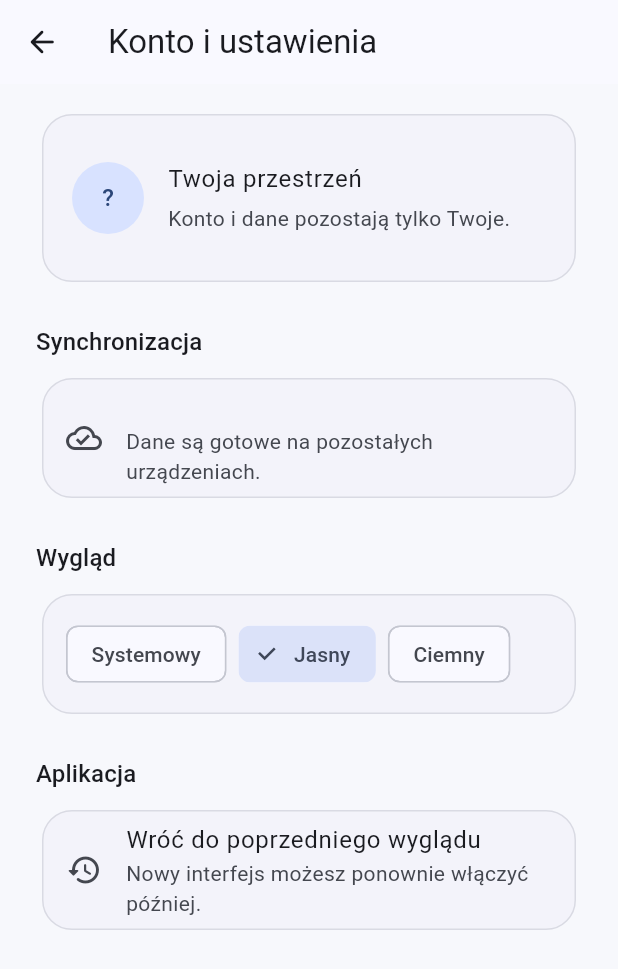
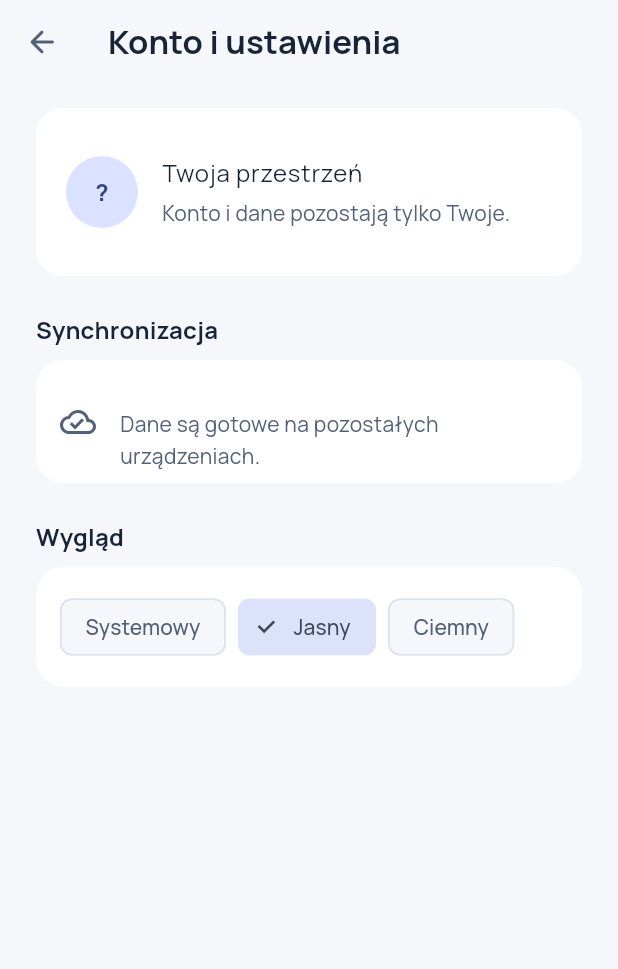
Before and after one commit to Adi7331/Moja-APKA-TASK-TO-DO, a Flutter app: the RemasterSettingsScreen screen opened directly with empty values, on a phone screen of 412 x 824 dp. Shown: the top 969 px of the screen. Run offline on Flutter 3.47's test engine with Material 3 defaults, Android fonts, the phone set to English and light mode, and no system bars; our stand-ins replace file_picker, flutter_dotenv, flutter_local_notifications, flutter_timezone, shared_preferences, supabase_flutter and 1 more; accounts and stored records are empty.

Commit message:
Make remastered interface the default

```diff
--- a/lib/main.dart
+++ b/lib/main.dart
@@ -79,7 +79,7 @@
   bool _notesCloudAvailable = false;
   bool _foldersCloudAvailable = false;
   bool _notesMode = false;
-  bool _remasterPreview = false;
+  bool _remasterPreview = true;
   String _syncStatus = 'Lokalnie';
   late Future<void> _localRestoreFuture;
   late Future<void> _localNotesRestoreFuture;
@@ -158,7 +158,7 @@
     setState(() {
       _localStore = store;
       _themeMode = _themeModeFromStorage(preferences.getString('theme_mode'));
-      _remasterPreview = preferences.getBool('ui_remaster_v2') ?? false;
+      _remasterPreview = true;
       if (storedTasks.isNotEmpty) {
         tasks
           ..clear()
--- a/lib/remaster_settings_screen.dart
+++ b/lib/remaster_settings_screen.dart
@@ -93,28 +93,15 @@
                   ),
                 ),
                 const SizedBox(height: 24),
+                if (onSignOut != null) ...[
+                  const SizedBox(height: 24),
                   Text(
-                  'Aplikacja',
+                    'Konto',
                     style: Theme.of(context).textTheme.titleMedium,
                   ),
                   const SizedBox(height: 8),
                   Card(
-                  child: Column(
-                    children: [
-                      ListTile(
-                        leading: const Icon(Icons.history_rounded),
-                        title: const Text('Wróć do poprzedniego wyglądu'),
-                        subtitle: const Text(
-                          'Nowy interfejs możesz ponownie włączyć później.',
-                        ),
-                        onTap: () {
-                          Navigator.of(context).pop();
-                          onLegacy();
-                        },
-                      ),
-                      if (onSignOut != null) ...[
-                        Divider(height: 1, color: scheme.outlineVariant),
-                        ListTile(
+                    child: ListTile(
                       leading: Icon(
                         Icons.logout_rounded,
                         color: scheme.error,
@@ -125,10 +112,8 @@
                       ),
                       onTap: onSignOut,
                     ),
+                  ),
                 ],
-                    ],
-                  ),
-                ),
               ],
             ),
           ),
```
Also changed, not shown: 1 other file. Lines whose indentation alone changed are shown as unchanged.
